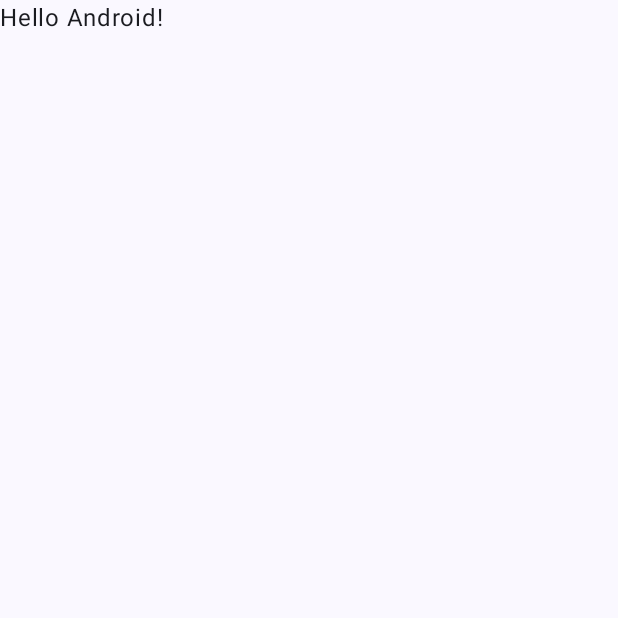
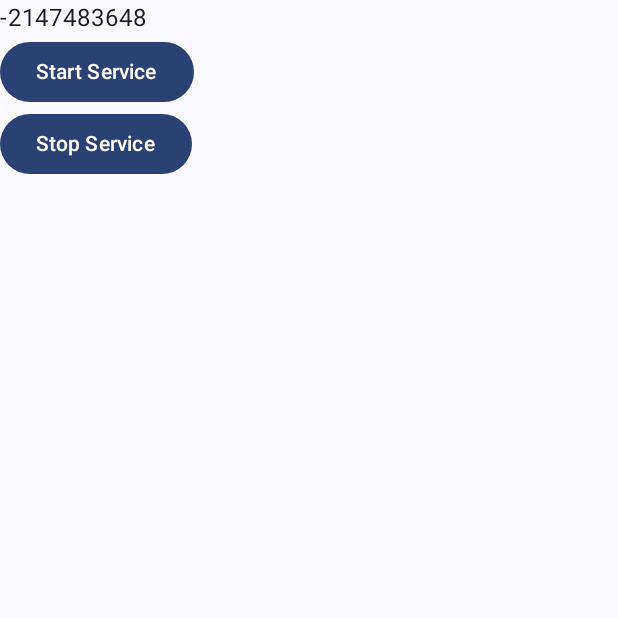
Before and after one commit to khanyousafzaideveloper/charge_Buzzer, an Android app built with Jetpack Compose: the screen it shows after launch (MainActivity), on a phone screen of 412 x 824 dp, the top half of it. Before the commit the part shown is almost empty. Run offline under Robolectric (Android 15) with nearby library versions, the phone set to English and light mode, and no system bars.

Commit message:
battery percentage

```diff
--- a/app/build.gradle.kts
+++ b/app/build.gradle.kts
@@ -6,12 +6,12 @@ plugins {
 
 android {
     namespace = "com.example.charge_buzzer"
-    compileSdk = 33
+    compileSdk = 34
 
     defaultConfig {
         applicationId = "com.example.charge_buzzer"
         minSdk = 24
-        targetSdk = 33
+        targetSdk = 34
         versionCode = 1
         versionName = "1.0"
 
--- a/app/src/main/AndroidManifest.xml
+++ b/app/src/main/AndroidManifest.xml
@@ -23,6 +23,7 @@
                 <category android:name="android.intent.category.LAUNCHER" />
             </intent-filter>
         </activity>
+        <service android:name=".MusicService" />
     </application>
 
 </manifest>
--- a/app/src/main/java/com/example/charge_buzzer/MainActivity.kt
+++ b/app/src/main/java/com/example/charge_buzzer/MainActivity.kt
@@ -22,25 +22,9 @@ class MainActivity : ComponentActivity() {
                     modifier = Modifier.fillMaxSize(),
                     color = MaterialTheme.colorScheme.background
                 ) {
-                    Greeting("Android")
+                    BatterySetter()
                 }
             }
         }
     }
 }
-
-@Composable
-fun Greeting(name: String, modifier: Modifier = Modifier) {
-    Text(
-        text = "Hello $name!",
-        modifier = modifier
-    )
-}
-
-@Preview(showBackground = true)
-@Composable
-fun GreetingPreview() {
-    Charge_BuzzerTheme {
-        Greeting("Android")
-    }
-}
--- /dev/null
+++ b/app/src/main/java/com/example/charge_buzzer/MusicService.kt
@@ -0,0 +1,35 @@
+package com.example.charge_buzzer
+
+import android.app.Service
+import android.content.Intent
+import android.media.MediaPlayer
+import android.os.Binder
+import android.os.IBinder
+
+class MusicService: Service(){
+    private var mediaPlayer: MediaPlayer? = null
+    private val binder = LocalBinder()
+
+    inner class LocalBinder : Binder() {
+        fun getService(): MusicService = this@MusicService
+    }
+
+    override fun onBind(intent: Intent?): IBinder? {
+        return binder
+    }
+
+    fun playMusic() {
+        if (mediaPlayer == null) {
+            mediaPlayer = MediaPlayer.create(this, R.raw.buzz) // Replace with your music file
+            mediaPlayer?.isLooping = true
+        }
+
+        mediaPlayer?.start()
+    }
+
+    fun stopMusic() {
+        mediaPlayer?.stop()
+        mediaPlayer?.release()
+        mediaPlayer = null
+    }
+}
--- /dev/null
+++ b/app/src/main/java/com/example/charge_buzzer/battery.kt
@@ -0,0 +1,35 @@
+package com.example.charge_buzzer
+
+import android.content.Context
+import android.content.Context.BATTERY_SERVICE
+import android.content.Intent
+import android.os.BatteryManager
+import android.os.BatteryManager.BATTERY_PROPERTY_CAPACITY
+import androidx.compose.foundation.layout.Column
+import androidx.compose.material3.Button
+import androidx.compose.material3.Text
+import androidx.compose.runtime.Composable
+import androidx.compose.runtime.remember
+import androidx.compose.ui.platform.LocalContext
+import androidx.compose.ui.tooling.preview.Preview
+
+
+@Preview
+@Composable
+fun BatterySetter(){
+    val context : Context = LocalContext.current
+    val batteryManager = context.getSystemService(BATTERY_SERVICE) as BatteryManager
+    val batteryLevel = batteryManager.getIntProperty(BATTERY_PROPERTY_CAPACITY)
+
+    Column {
+        val musicService = remember { MusicService() }
+
+        Text(text = batteryLevel.toString())
+        Button(onClick = { musicService.playMusic() }) {
+            Text(text = "Start Service")
+        }
+        Button(onClick = { musicService.stopMusic() }) {
+            Text(text = "Stop Service")
+        }
+    }
+}
```
Also changed, not shown: 1 other file.
